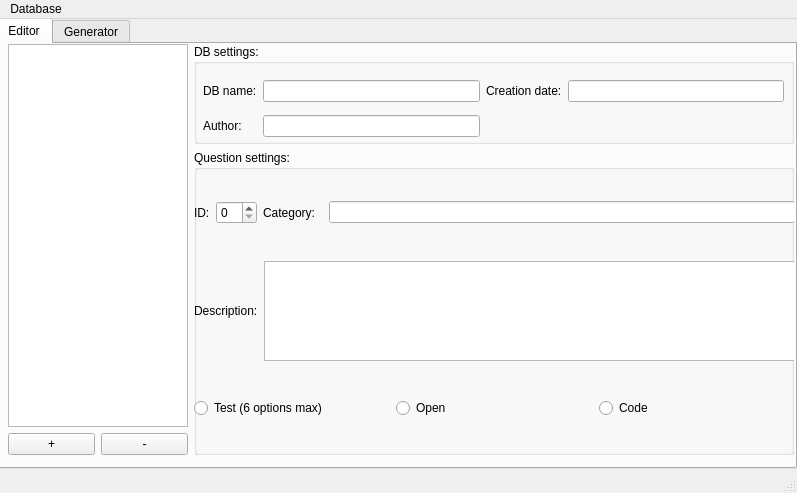
First picture: the form in interviewUI.ui, repository garekkream/interviewDB, before the edit.
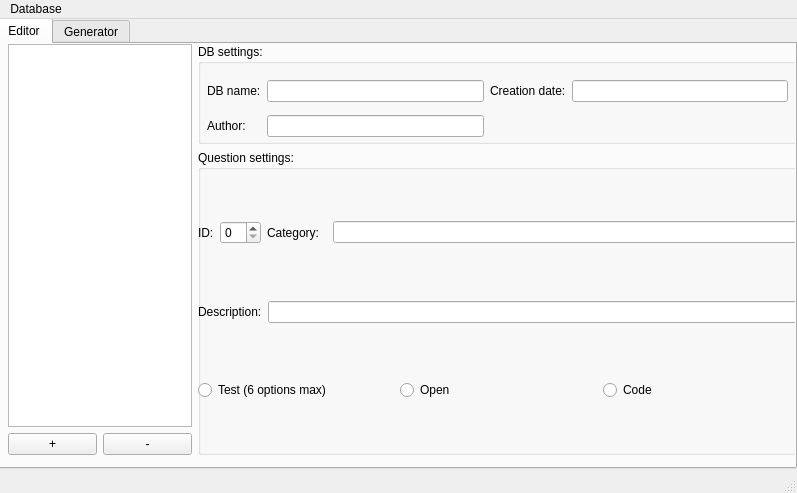
Second picture: the form after the edit.

Commit message: QPlainText replaced with QLineEidt

```diff
--- a/interviewUI.ui
+++ b/interviewUI.ui
@@ -35,7 +35,7 @@
        <rect>
         <x>10</x>
         <y>0</y>
-        <width>786</width>
+        <width>790</width>
         <height>411</height>
        </rect>
       </property>
@@ -222,20 +222,7 @@
                 </widget>
                </item>
                <item>
-                <widget class="QPlainTextEdit" name="plainDescription">
-                 <property name="minimumSize">
-                  <size>
-                   <width>0</width>
-                   <height>0</height>
-                  </size>
-                 </property>
-                 <property name="maximumSize">
-                  <size>
-                   <width>16777215</width>
-                   <height>100</height>
-                  </size>
-                 </property>
-                </widget>
+                <widget class="QLineEdit" name="lineDescription"/>
                </item>
               </layout>
              </item>
```
Left out of the diff: 2 changed lines with no effect on the pictures. The commit also changes 1 other file.
